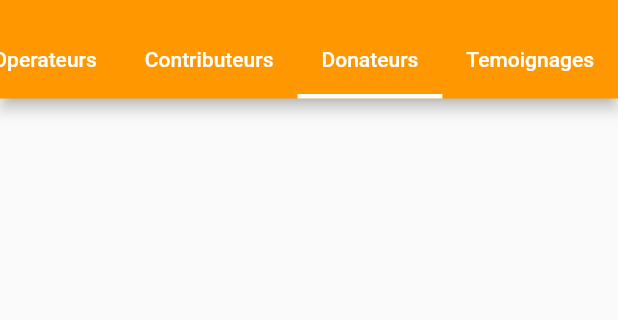
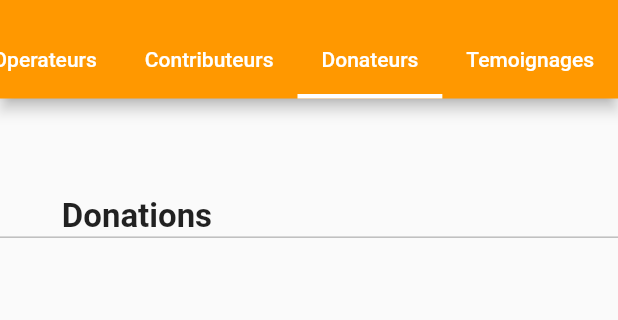
Before and after one commit to Stanleylab97/bomoco, a Flutter app: the Partners screen opened directly, tab 3 chosen, on a phone screen of 412 x 824 dp, the part 59-379 px from its top. Run offline on Flutter 3.47's test engine with Material 2 defaults, Android fonts, the phone set to English and light mode, and no system bars; our stand-ins replace carousel_slider, cloud_firestore, firebase_core, font_awesome_flutter; missing offline and left inert: dart:ffi; accounts and stored records are empty.

Commit message:
Intégration de donateurs

```diff
--- a/lib/partnership_tabs/donations.dart
+++ b/lib/partnership_tabs/donations.dart
@@ -1,6 +1,8 @@
+import 'package:cloud_firestore/cloud_firestore.dart';
 import 'package:flutter/material.dart';
 
 class Donateurs extends StatefulWidget {
+  FirebaseFirestore firestore = FirebaseFirestore.instance;
   @override
   _DonateursState createState() => _DonateursState();
 }
@@ -8,8 +10,55 @@ class Donateurs extends StatefulWidget {
 class _DonateursState extends State<Donateurs> {
   @override
   Widget build(BuildContext context) {
-    return Container(
+    return Column(
+      children: [
+        Container(
+          padding: EdgeInsets.only(
+              bottom: MediaQuery.of(context).size.height * .008),
+          height: MediaQuery.of(context).size.height * .13,
+          child: Column(
+            children: <Widget>[
+              Container(
+                  padding: EdgeInsets.only(
+                      top: MediaQuery.of(context).size.height * .08,
+                      left: MediaQuery.of(context).size.width * .05),
+                  width: MediaQuery.of(context).size.width * .9,
+                  child: Text(
+                    "Donations",
+                    style: TextStyle(fontSize: 22, fontWeight: FontWeight.bold),
+                  )),
+              Divider(
+                color: Colors.grey,
+                height: 1.0,
+              ),
+            ],
+          ),
+        ),
+        Expanded(
+            child: StreamBuilder<QuerySnapshot>(
+                stream: widget.firestore.collection("donateurs").snapshots(),
+                builder: (context, snapshot) {
+                  if (snapshot.hasData) {
+                    return ListView.builder(
+                      itemCount: snapshot.data.docs.length,
+                      itemBuilder: (context, index) {
+                        DocumentSnapshot donateur = snapshot.data.docs[index];
 
+                        return ListTile(
+                            leading: CircleAvatar(
+                               radius:30.0 ,
+                              backgroundImage: NetworkImage(donateur['logo']),
+                            ),
+                            title: Text(donateur['nom']),
+                            subtitle: Text(donateur['secteur']+"\n"+donateur['localisation']));
+                      },
+                      padding: EdgeInsets.only(top: 20.0, bottom: 10.0),
+                    );
+                  } else {
+                    return Center(child: CircularProgressIndicator());
+                  }
+                }))
+      ],
     );
   }
 }
```
Also changed, not shown: lib/bottomNavBar.dart (+2 -5 lines), lib/home_tabs/news.dart (+49 -10 lines), lib/partnership_tabs/temoignages.dart (+72 -2 lines), 1 other file.
